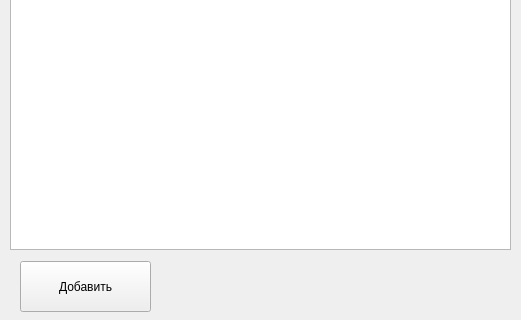
Aleksandra06/Travel_guide, file Kurse/second_main_menu_widget.ui: the form before one commit; both pictures show x 0 to 521 and y 161 to 481 of the 521 by 481 pixel window.
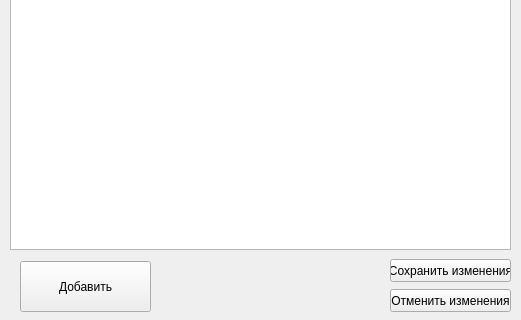
The form after the commit.

Diff of the .ui file:
```diff
--- a/Kurse/second_main_menu_widget.ui
+++ b/Kurse/second_main_menu_widget.ui
@@ -63,6 +63,32 @@
     </rect>
    </property>
   </widget>
+  <widget class="QPushButton" name="pushButton_2">
+   <property name="geometry">
+    <rect>
+     <x>390</x>
+     <y>420</y>
+     <width>121</width>
+     <height>23</height>
+    </rect>
+   </property>
+   <property name="text">
+    <string>Сохранить изменения</string>
+   </property>
+  </widget>
+  <widget class="QPushButton" name="pushButton_3">
+   <property name="geometry">
+    <rect>
+     <x>390</x>
+     <y>450</y>
+     <width>121</width>
+     <height>23</height>
+    </rect>
+   </property>
+   <property name="text">
+    <string>Отменить изменения</string>
+   </property>
+  </widget>
  </widget>
  <resources/>
  <connections/>
```
